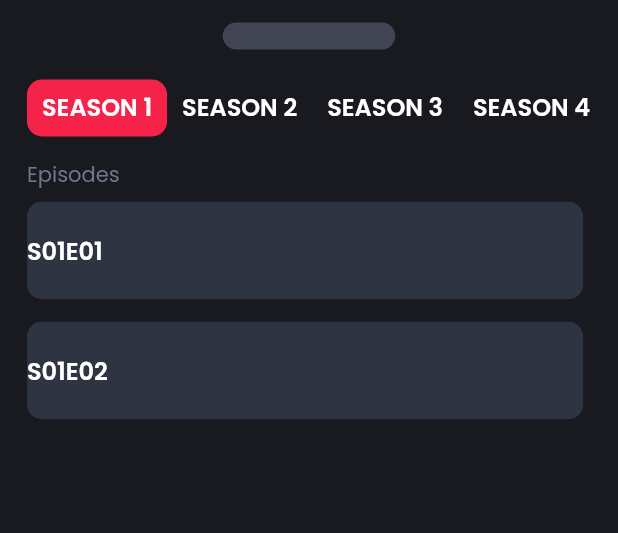
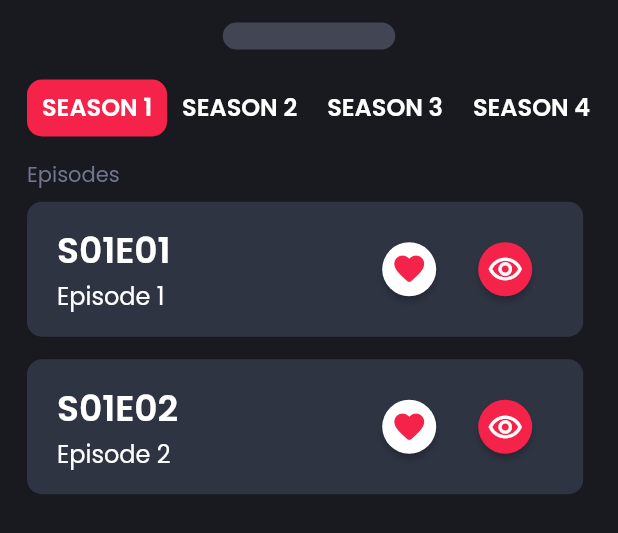
Before and after one commit to DreFlo/lgp-2223-sc1, a Flutter app: the MarkEpisodesSheet widget shown alone on an empty page, opened directly, on a phone screen of 412 x 824 dp. Shown: the top 533 px of the screen. Run offline on Flutter 3.47's test engine with Material 2 defaults, Android fonts, the phone set to English and light mode, and no system bars; our stand-ins replace floor, flutter_svg, get_it, like_button, lottie, rive and 1 more; missing offline and left inert: emojis; accounts and stored records are empty; generated files the repository leaves out were written again.

Commit message:
Add watched and favorite buttons.

```diff
--- a/src/lib/pages/leisure/MarkEpisodesSheet.dart
+++ b/src/lib/pages/leisure/MarkEpisodesSheet.dart
@@ -44,7 +44,10 @@ class _MarkEpisodesSheetState extends State<MarkEpisodesSheet>
       episodes.add(EpisodeBar(
           code:
               "S${widget.selectedSeason.toString().padLeft(2, 0.toString())}E${j.toString().padLeft(2, 0.toString())}",
-          title: widget.episodes[widget.selectedSeason]![j]!));
+          title: widget.episodes[widget.selectedSeason]![j]!,
+          favorite: false,
+          watched: true
+          ));
 
       episodes.add(const SizedBox(height: 15));
     }
--- a/src/lib/widgets/EpisodeBar.dart
+++ b/src/lib/widgets/EpisodeBar.dart
@@ -1,26 +1,88 @@
 import 'package:flutter/material.dart';
 import 'package:src/themes/colors.dart';
 
-class EpisodeBar extends StatelessWidget {
+class EpisodeBar extends StatefulWidget {
   final String code, title;
+  bool favorite, watched;
 
-  EpisodeBar({Key? key, required this.code, required this.title})
+  EpisodeBar(
+      {Key? key,
+      required this.code,
+      required this.title,
+      required this.favorite,
+      required this.watched})
       : super(key: key);
 
+  @override
+  State<EpisodeBar> createState() => _EpisodeBarState();
+}
+
+class _EpisodeBarState extends State<EpisodeBar> {
   @override
   Widget build(BuildContext context) {
     final TextEditingController nameInputController = TextEditingController();
 
     return Container(
-        height: 65,
+        padding: const EdgeInsets.symmetric(horizontal: 20, vertical: 15),
         width: MediaQuery.of(context).size.width * 0.9,
-        decoration: BoxDecoration(borderRadius: BorderRadius.circular(10), color: lightGray),
-        child: Row(children: [
-          Text(code,
-              style: const TextStyle(
-                  color: Colors.white,
-                  fontSize: 16,
-                  fontWeight: FontWeight.w600))
+        decoration: BoxDecoration(
+            borderRadius: BorderRadius.circular(10), color: lightGray),
+        child:
+            Row(mainAxisAlignment: MainAxisAlignment.spaceBetween, children: [
+          Column(crossAxisAlignment: CrossAxisAlignment.start, children: [
+            Row(mainAxisAlignment: MainAxisAlignment.start, children: [
+              Text(widget.code,
+                  style: const TextStyle(
+                      color: Colors.white,
+                      fontSize: 24,
+                      fontWeight: FontWeight.w600))
+            ]),
+            Row(mainAxisAlignment: MainAxisAlignment.start, children: [
+              Text(widget.title,
+                  style: const TextStyle(
+                      color: Colors.white,
+                      fontSize: 16,
+                      fontWeight: FontWeight.normal))
+            ])
+          ]),
+          Column(crossAxisAlignment: CrossAxisAlignment.end, children: [
+            Row(
+              mainAxisAlignment: MainAxisAlignment.center,
+              children: [
+              ElevatedButton(
+                  onPressed: () {
+                    widget.favorite = !widget.favorite;
+                    setState(() {});
+
+                    //TODO: Add functionality for favoriting episode.
+                  },
+                  style: ButtonStyle(
+                    backgroundColor: MaterialStateProperty.all(
+                        widget.favorite ? leisureColor : Colors.white),
+                    foregroundColor: MaterialStateProperty.all(
+                        widget.favorite ? Colors.white : leisureColor),
+                    shape:
+                        MaterialStateProperty.all<CircleBorder>(CircleBorder()),
+                  ),
+                  child: Icon(Icons.favorite_rounded)),
+              ElevatedButton(
+                  onPressed: () {
+                    widget.watched = !widget.watched;
+                    setState(() {});
+
+                    //TODO: Add functionality for watching episode.
+                  },
+                  style: ButtonStyle(
+                    backgroundColor: MaterialStateProperty.all(
+                        widget.watched ? leisureColor : Colors.white),
+                    foregroundColor: MaterialStateProperty.all(
+                        widget.watched ? Colors.white : leisureColor),
+                    shape:
+                        MaterialStateProperty.all<CircleBorder>(CircleBorder()),
+                  ),
+                  child: Icon(Icons.remove_red_eye_outlined))
+            ]),
+          ]),
         ]));
   }
 }
```
